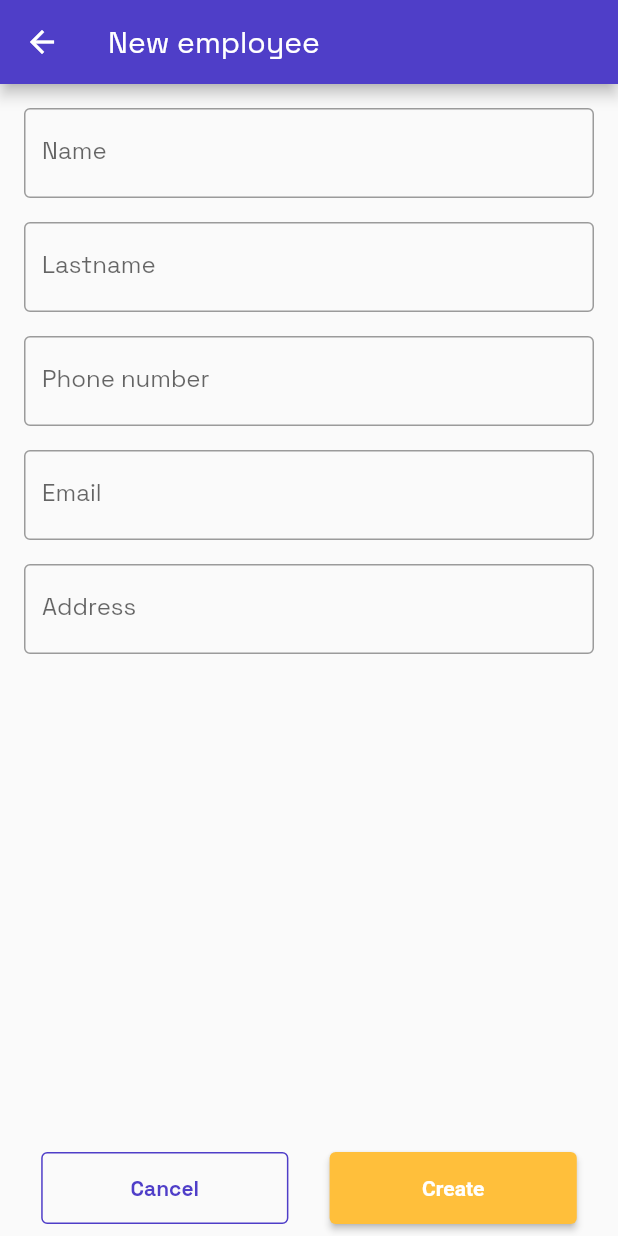
After one commit to jManuel025/front-taller-node, a Flutter app: the NewEmployee screen opened by its route, on a phone screen of 412 x 824 dp. The commit adds this screen. Run offline on Flutter 3.47's test engine with Material 2 defaults, Android fonts, the light colour scheme and no system bars; our stand-ins replace shared_preferences; accounts and stored records are empty; network calls fail.

Commit message:
*added* new employee form

```diff
--- a/lib/main.dart
+++ b/lib/main.dart
@@ -2,6 +2,7 @@ import 'package:flutter/material.dart';
 import 'package:flutter/services.dart';
 import 'package:front_taller_node/src/pages/login_page.dart';
 import 'package:front_taller_node/src/pages/employees_page.dart';
+import 'package:front_taller_node/src/pages/new_employee_page.dart';
 import 'package:front_taller_node/src/utils/preferences.dart';
 
 void main() async {
@@ -15,8 +16,9 @@ class MyApp extends StatelessWidget {
   @override
   Widget build(BuildContext context) {
     SystemChrome.setSystemUIOverlayStyle(SystemUiOverlayStyle(
-      statusBarColor: Color(0xFF4F3EC8),
-      systemNavigationBarColor: Color(0xFF4F3EC8),
+      statusBarColor: null,
+      statusBarBrightness: Brightness.dark,
+      statusBarIconBrightness: Brightness.light,
     ));
     return MaterialApp(
       debugShowCheckedModeBanner: false,
@@ -29,6 +31,7 @@ class MyApp extends StatelessWidget {
       routes: {
         'login': (BuildContext context) => LoginPage(),
         'employees': (BuildContext context) => EmployeesPage(),
+        'employee/create': (BuildContext context) => NewEmployee(),
       },
       initialRoute: 'login',
     );
--- a/lib/src/pages/employees_page.dart
+++ b/lib/src/pages/employees_page.dart
@@ -1,4 +1,5 @@
 import 'package:flutter/material.dart';
+import 'package:flutter/services.dart';
 import 'package:front_taller_node/src/models/employee_model.dart';
 import 'package:front_taller_node/src/provider/employees_provider.dart';
 
@@ -20,7 +21,7 @@ class _EmployeesPageState extends State<EmployeesPage> {
         title: Text('Empleados', style: TextStyle(fontWeight: FontWeight.bold)),
       ),
       floatingActionButton: FloatingActionButton(
-        onPressed: () {},
+        onPressed: () => Navigator.pushNamed(context, 'employee/create'),
         backgroundColor: Theme.of(context).primaryColor,
         child: Icon(
           Icons.add,
--- a/lib/src/pages/login_page.dart
+++ b/lib/src/pages/login_page.dart
@@ -22,11 +22,7 @@ class _LoginPageState extends State<LoginPage> {
     final size = MediaQuery.of(context).size;
     return Scaffold(
       backgroundColor: Theme.of(context).primaryColor,
-      appBar: AppBar(
-        backgroundColor: Theme.of(context).primaryColor,
-        elevation: 0.0,
-      ),
-      body: _formContainer(size),
+      body: SafeArea(child: _formContainer(size)),
     );
   }
 
@@ -43,7 +39,8 @@ class _LoginPageState extends State<LoginPage> {
           padding: EdgeInsets.all(25.0),
           height: size.height * 0.40,
           width: size.width * 0.95,
-            child: _loginForm(context)),
+          child: _loginForm(context),
+        ),
       ),
     );
   }
@@ -57,9 +54,7 @@ class _LoginPageState extends State<LoginPage> {
         children: [
           _emailInput(),
           _passwordInput(),
-          SizedBox(
-            height: 10.0,
-          ),
+          SizedBox(height: 10.0),
           _submitButton(context),
         ],
       ),
@@ -69,33 +64,33 @@ class _LoginPageState extends State<LoginPage> {
   // email input
   Widget _emailInput() {
     return TextFormField(
-      // style: TextStyle(fontSize: 18.0),
       validator: (email) => isEmail(email),
       controller: emailController,
       decoration: InputDecoration(
         border: OutlineInputBorder(),
         labelText: 'Email',
-          hintText: 'mail@mail.com'),
+        hintText: 'mail@mail.com',
+      ),
     );
   }
 
   // password input
   Widget _passwordInput() {
     return TextField(
-      // style: TextStyle(fontSize: 18.0),
       controller: passwordController,
       obscureText: true,
       decoration: InputDecoration(
         border: OutlineInputBorder(),
         labelText: 'Password',
-          hintText: '123456'),
+        hintText: '123456',
+      ),
     );
   }
 
   Widget _submitButton(BuildContext context) {
     return TextButton(
       child: Text(
-        'LOGIN',
+        'Login',
         style: TextStyle(
           fontWeight: FontWeight.bold,
           color: Colors.white,
@@ -103,9 +98,11 @@ class _LoginPageState extends State<LoginPage> {
       ),
       style: ButtonStyle(
         minimumSize: MaterialStateProperty.all<Size>(
-            Size(MediaQuery.of(context).size.width * 0.5, 48.0)),
-        backgroundColor:
-            MaterialStateProperty.all<Color>(Theme.of(context).accentColor),
+          Size(MediaQuery.of(context).size.width * 0.5, 48.0),
+        ),
+        backgroundColor: MaterialStateProperty.all<Color>(
+          Theme.of(context).accentColor,
+        ),
       ),
       onPressed: () => _submit(context),
     );
--- /dev/null
+++ b/lib/src/pages/new_employee_page.dart
@@ -0,0 +1,91 @@
+import 'package:flutter/material.dart';
+import 'package:front_taller_node/src/widgets/custom_button_widget.dart';
+
+class NewEmployee extends StatelessWidget {
+  @override
+  Widget build(BuildContext context) {
+    final size = MediaQuery.of(context).size;
+    return Scaffold(
+      appBar: AppBar(title: Text('New employee')),
+      body: Column(
+        children: [
+          Expanded(
+            flex: 1,
+            child: SingleChildScrollView(
+              padding: EdgeInsets.all(16.0),
+              child: _newEmployeeForm(),
+            ),
+          ),
+          _formButtons(size)
+        ],
+      ),
+    );
+  }
+
+  Widget _newEmployeeForm() {
+    return Form(
+      child: Column(
+        mainAxisSize: MainAxisSize.max,
+        children: [
+          TextFormField(
+            decoration: InputDecoration(
+              border: OutlineInputBorder(),
+              labelText: 'Name',
+              hintText: 'mail@mail.com',
+            ),
+          ),
+          SizedBox(height: 16.0),
+          TextFormField(
+            decoration: InputDecoration(
+              border: OutlineInputBorder(),
+              labelText: 'Lastname',
+              hintText: 'mail@mail.com',
+            ),
+          ),
+          SizedBox(height: 16.0),
+          TextFormField(
+            decoration: InputDecoration(
+              border: OutlineInputBorder(),
+              labelText: 'Phone number',
+              hintText: 'mail@mail.com',
+            ),
+          ),
+          SizedBox(height: 16.0),
+          TextFormField(
+            decoration: InputDecoration(
+              border: OutlineInputBorder(),
+              labelText: 'Email',
+              hintText: 'mail@mail.com',
+            ),
+          ),
+          SizedBox(height: 16.0),
+          TextFormField(
+            decoration: InputDecoration(
+              border: OutlineInputBorder(),
+              labelText: 'Address',
+              hintText: 'mail@mail.com',
+            ),
+          ),
+        ],
+      ),
+    );
+  }
+
+  Widget _formButtons(Size size) {
+    return ButtonBar(
+      alignment: MainAxisAlignment.spaceEvenly,
+      children: [
+        CustomButton(
+          onPressed: () {},
+          text: 'Cancel',
+          type: Type.secondary,
+        ),
+        CustomButton(
+          onPressed: () {},
+          text: 'Create',
+          type: Type.primary,
+        )
+      ],
+    );
+  }
+}
--- /dev/null
+++ b/lib/src/widgets/custom_button_widget.dart
@@ -0,0 +1,59 @@
+import 'package:flutter/material.dart';
+
+enum Type { primary, secondary }
+
+class CustomButton extends StatelessWidget {
+  final String text;
+  final Function onPressed;
+  final Type type;
+
+  CustomButton({
+    this.text,
+    this.onPressed,
+    this.type,
+  });
+
+  @override
+  Widget build(BuildContext context) {
+    final size = MediaQuery.of(context).size;
+    return type == Type.primary
+        ? (ElevatedButton(
+            style: ButtonStyle(
+              textStyle: MaterialStateProperty.all<TextStyle>(
+                TextStyle(fontWeight: FontWeight.bold),
+              ),
+              backgroundColor: MaterialStateProperty.all<Color>(
+                Theme.of(context).accentColor,
+              ),
+              minimumSize: MaterialStateProperty.all<Size>(
+                Size(size.width * 0.40, 48.0),
+              ),
+            ),
+            onPressed: onPressed,
+            child: Text(
+              text,
+              style: TextStyle(
+                fontWeight: FontWeight.bold,
+                color: Colors.white,
+              ),
+            ),
+          ))
+        : (OutlinedButton(
+            style: ButtonStyle(
+              side: MaterialStateProperty.all<BorderSide>(
+                  BorderSide(color: Theme.of(context).primaryColor)),
+              minimumSize: MaterialStateProperty.all<Size>(
+                Size(size.width * 0.40, 48.0),
+              ),
+            ),
+            onPressed: onPressed,
+            child: Text(
+              text,
+              style: TextStyle(
+                fontWeight: FontWeight.bold,
+                color: Theme.of(context).primaryColor,
+              ),
+            ),
+          ));
+  }
+}
```
Lines whose indentation alone changed are shown as unchanged.
